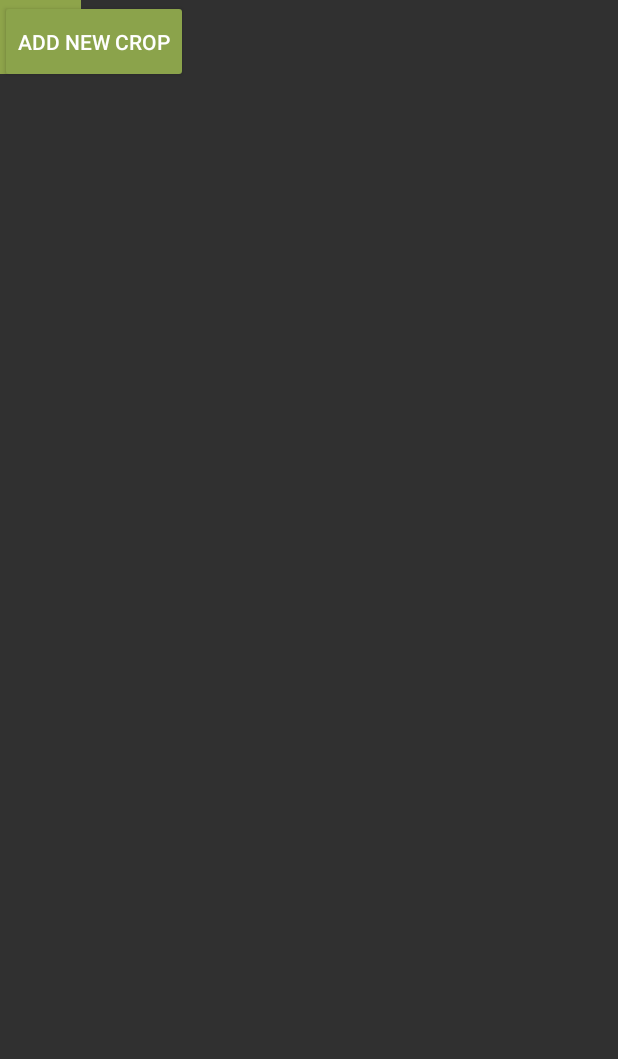
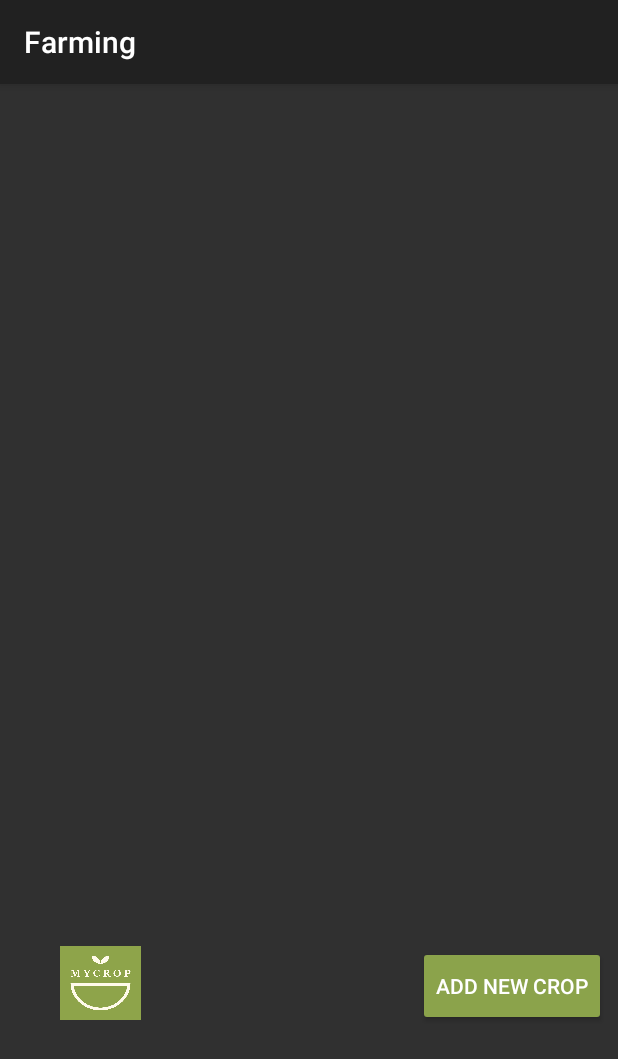
Before and after one commit to dbigueta/MyCrop, an Android app: the screen it shows after launch (ManageFarm), on a phone screen of 412 x 824 dp. Shown: the top 1059 px of the screen. Run offline under Robolectric (Android 15) with nearby library versions, the phone set to English and light mode, and no system bars; our stand-ins replace Firebase (no records; nobody signed in at launch, a user with empty details on screens opened directly).

```diff
--- a/android/app/src/main/AndroidManifest.xml
+++ b/android/app/src/main/AndroidManifest.xml
@@ -9,7 +9,7 @@
         android:label="@string/app_name"
         android:roundIcon="@mipmap/ic_launcher_round"
         android:supportsRtl="true"
-        android:theme="@style/Theme.AppCompat.NoActionBar">
+        android:theme="@style/Theme.AppCompat">
         android:
         <meta-data android:value="4c5e2e1b39084c2705b31319ff76d4e9" android:name="api_key"></meta-data>
         <activity android:name="com.verysadengineers.farming.ManageFarm">
--- a/android/app/src/main/java/com/verysadengineers/farming/Crop.java
+++ b/android/app/src/main/java/com/verysadengineers/farming/Crop.java
@@ -64,7 +64,7 @@ public class Crop implements Serializable{
     }
 
     public int getWaterTimer() {
-        return waterTimer;
+        return 72;
     }
 
     public int getHarvestTime() {
--- a/android/app/src/main/java/com/verysadengineers/farming/ManageFarm.java
+++ b/android/app/src/main/java/com/verysadengineers/farming/ManageFarm.java
@@ -35,7 +35,7 @@ public class ManageFarm extends AppCompatActivity {
 
         myCrops = new ArrayList<>();
         databaseMyCrop = FirebaseDatabase.getInstance().getReference("mycrop");
-        listViewCrops = findViewById(R.id.listViewMyCrops);
+        listViewCrops = findViewById(R.id.gridViewMyCrops);
 
     }
 
--- a/android/app/src/main/java/com/verysadengineers/farming/printCrop.java
+++ b/android/app/src/main/java/com/verysadengineers/farming/printCrop.java
@@ -117,7 +117,8 @@ public class printCrop extends AppCompatActivity {
         String id = databaseMyCrop.push().getKey();
 
         if(!cropAlreadyAdded) {
-            Crop newCrop = new Crop(crop.getName(), crop.getSeason(), crop.getClimate(), crop.getHarvestTime(), crop.getImageURL());
+            //public Crop(String name, List<String> season, List<String> climate, String tips, List<String> pests, List<String> dishes, int harvestTime, String imageURL)
+            Crop newCrop = new Crop(crop.getName(), crop.getSeason(), crop.getClimate(), crop.getTips(), crop.getPests(), crop.getDishes(), crop.getHarvestTime(), crop.getImageURL());
             databaseMyCrop.child(id).setValue(newCrop);
             cropAlreadyAdded = true;
         }
--- a/android/app/src/main/res/layout/activity_manage_farm.xml
+++ b/android/app/src/main/res/layout/activity_manage_farm.xml
@@ -1,51 +1,61 @@
 <?xml version="1.0" encoding="utf-8"?>
-<android.support.constraint.ConstraintLayout
-    xmlns:android="http://schemas.android.com/apk/res/android"
+<android.support.constraint.ConstraintLayout xmlns:android="http://schemas.android.com/apk/res/android"
     xmlns:app="http://schemas.android.com/apk/res-auto"
     xmlns:tools="http://schemas.android.com/tools"
     android:layout_width="match_parent"
     android:layout_height="wrap_content"
     tools:layout_editor_absoluteY="25dp">
 
-    <GridView xmlns:android="http://schemas.android.com/apk/res/android" android:layout_width="369dp"
-        android:layout_height="492dp"
+    <GridView xmlns:android="http://schemas.android.com/apk/res/android"
+        android:id="@+id/gridViewMyCrops"
+        android:layout_width="405dp"
+        android:layout_height="497dp"
+        android:layout_marginBottom="8dp"
+        android:layout_marginEnd="8dp"
+        android:layout_marginStart="8dp"
+        android:layout_marginTop="8dp"
         android:columnWidth="90dp"
         android:gravity="center"
         android:horizontalSpacing="10dp"
         android:numColumns="1"
         android:stretchMode="columnWidth"
         android:verticalSpacing="10dp"
-        tools:layout_editor_absoluteX="8dp"
-        tools:layout_editor_absoluteY="4dp" />
-    android:layout_height="match_ parent">
-    <LinearLayout
-        android:layout_width="match_parent"
-        android:layout_height="wrap_content">
-        <ListView
-            android:id="@+id/listViewMyCrops"
-            android:layout_width="wrap_content"
-            android:layout_height="wrap_content">
-        </ListView>
-    </LinearLayout>
+        app:layout_constraintBottom_toBottomOf="parent"
+        app:layout_constraintEnd_toEndOf="parent"
+        app:layout_constraintStart_toStartOf="parent"
+        app:layout_constraintTop_toTopOf="parent" />
+
 
     <Button
         android:id="@+id/button2"
         android:layout_width="0dp"
-        android:layout_height="55dp"
+        android:layout_height="53dp"
+        android:layout_marginBottom="8dp"
+        android:layout_marginEnd="8dp"
+        android:layout_marginTop="8dp"
         android:backgroundTint="#8ba34b"
         android:onClick="newCrop"
         android:text="Add New Crop"
-        tools:ignore="MissingConstraints"
-        tools:layout_editor_absoluteX="233dp"
-        tools:layout_editor_absoluteY="496dp" />
+        app:layout_constraintBottom_toBottomOf="parent"
+        app:layout_constraintEnd_toEndOf="parent"
+        app:layout_constraintTop_toBottomOf="@+id/gridViewMyCrops"
+        tools:ignore="MissingConstraints" />
 
     <ImageView
         android:id="@+id/imageView"
         android:layout_width="54dp"
         android:layout_height="49dp"
+        android:layout_marginBottom="8dp"
+        android:layout_marginEnd="8dp"
+        android:layout_marginStart="8dp"
+        android:layout_marginTop="8dp"
         android:scaleType="fitXY"
-        app:srcCompat="@drawable/mycroplogo"
-        tools:layout_editor_absoluteX="16dp"
-        tools:layout_editor_absoluteY="502dp" />
+        app:layout_constraintBottom_toBottomOf="parent"
+        app:layout_constraintEnd_toStartOf="@+id/button2"
+        app:layout_constraintHorizontal_bias="0.153"
+        app:layout_constraintStart_toStartOf="parent"
+        app:layout_constraintTop_toBottomOf="@+id/gridViewMyCrops"
+        app:layout_constraintVertical_bias="0.0"
+        app:srcCompat="@drawable/mycroplogo" />
 
 </android.support.constraint.ConstraintLayout>
```
Also changed, not shown: android/app/src/main/java/com/verysadengineers/farming/MyCropList.java (+69 -2 lines), android/app/src/main/res/layout/grid_layout_mycrop.xml (+48 -5 lines).
